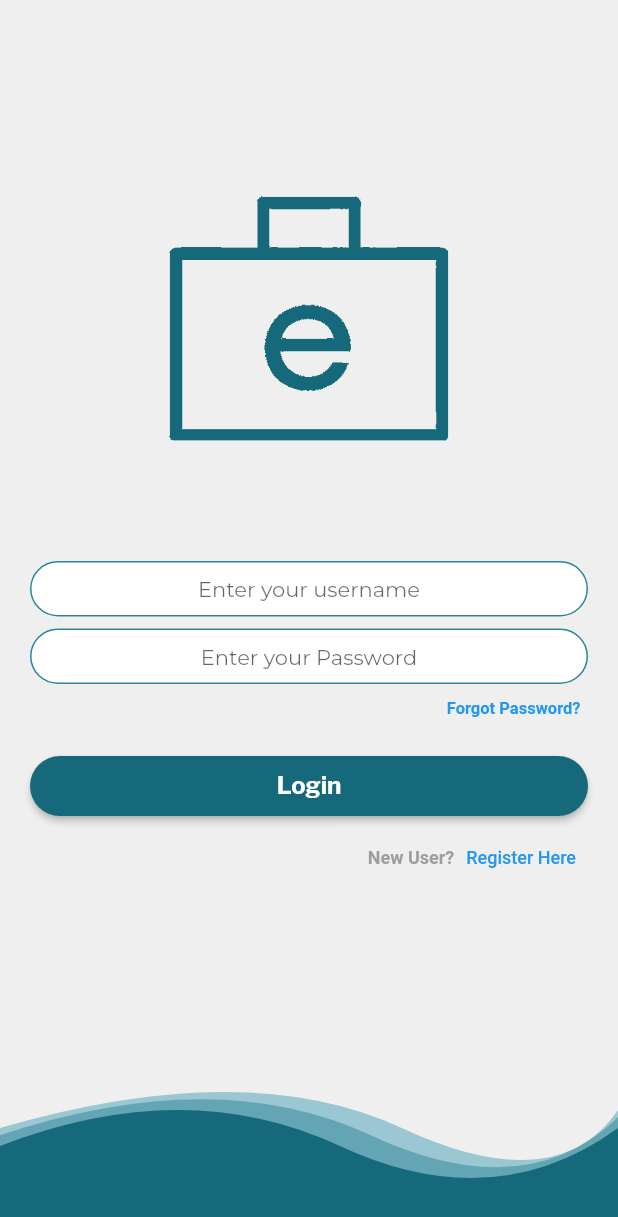
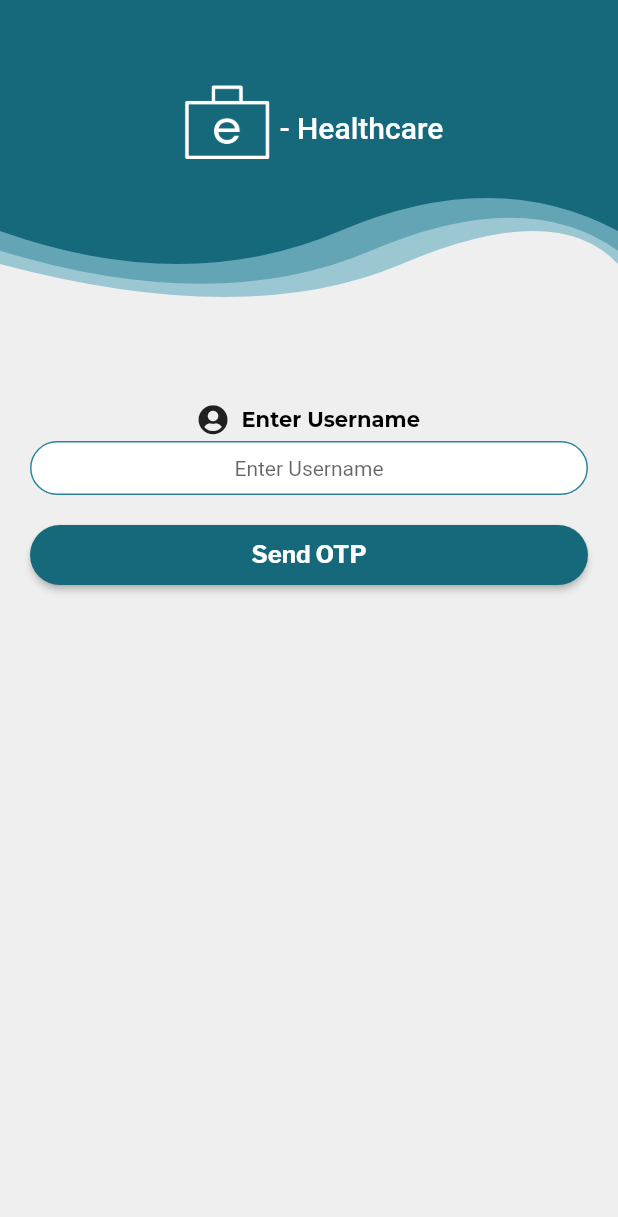
Before and after one commit to vasudevsall/e-healthcare-flutter, a Flutter app: the screen it shows after launch, after a tap on "Forgot Password?", on a phone screen of 412 x 824 dp. Shown: the top 1217 px of the screen. Run offline on Flutter 3.47's test engine with Material 2 defaults, Android fonts, the phone set to English and light mode, and no system bars; our stand-ins replace cookie_jar, dio, dio_cookie_manager, firebase_core, firebase_messaging, firebase_storage and 8 more; missing offline and left inert: agora_rtc_engine, draw_graph; accounts and stored records are empty; network calls fail.

Commit message:
Forgot password

```diff
--- /dev/null
+++ b/lib/screens/forgot_password.dart
@@ -0,0 +1,118 @@
+import 'package:e_healthcare/constants/constants.dart';
+import 'package:e_healthcare/screens/verify_otp.dart';
+import 'package:e_healthcare/services/login_service.dart';
+import 'package:e_healthcare/utilities/curve_painter.dart';
+import 'package:e_healthcare/widgets/RoundedButton.dart';
+import 'package:e_healthcare/widgets/custom_label_text_field.dart';
+import 'package:e_healthcare/widgets/logo.dart';
+import 'package:flutter/cupertino.dart';
+import 'package:flutter/material.dart';
+import 'package:font_awesome_flutter/font_awesome_flutter.dart';
+import 'package:modal_progress_hud/modal_progress_hud.dart';
+
+class ForgotPassword extends StatefulWidget {
+  @override
+  _ForgotPasswordState createState() => _ForgotPasswordState();
+}
+
+class _ForgotPasswordState extends State<ForgotPassword> {
+
+  String username = '';
+  String msg = '';
+  bool error = false;
+
+  bool _processing = false;
+
+  @override
+  Widget build(BuildContext context) {
+    return ModalProgressHUD(
+      inAsyncCall: _processing,
+      child: Scaffold(
+        body: Container(
+          color: kBackColor,
+          child: ListView(
+            padding: EdgeInsets.zero,
+            children: [
+              CustomPaint(
+                child: Container(
+                  padding: EdgeInsets.only(top: 50.0),
+                  height: 220.0,
+                  child: Column(
+                    mainAxisAlignment: MainAxisAlignment.start,
+                    children: [
+                      Logo(
+                        imageHeight: 70.0,
+                        fontSize: 20.0,
+                      ),
+                    ],
+                  ),
+                ),
+                painter: CurvePainter(reverse: true),
+              ),
+              Padding(
+                padding: EdgeInsets.all(20.0),
+                child: Column(
+                  crossAxisAlignment: CrossAxisAlignment.stretch,
+                  mainAxisSize: MainAxisSize.min,
+                  children: [
+                    Text(
+                      msg,
+                      style: TextStyle(
+                        fontSize: 12.0,
+                        color: (error)?Colors.redAccent:Colors.green,
+                        fontWeight: FontWeight.w500
+                      ),
+                      textAlign: TextAlign.center,
+                    ),
+                    SizedBox(height: 15.0,),
+                    CustomLabelTextField(
+                      validator: (value){},
+                      onChange: (newVal) {
+                        username = newVal;
+                      },
+                      labelText: 'Enter Username',
+                      hintText: 'Enter Username',
+                      iconData: FontAwesomeIcons.solidUserCircle,
+                    ),
+                    RoundedButton(
+                      onPressed: () async {
+                        if(username == '') {
+                          setState(() {
+                            msg = 'Please enter username to continue';
+                            error = true;
+                          });
+                        }
+                        setState(() {
+                          _processing = true;
+                        });
+                        try {
+                          LoginService loginService = LoginService();
+                          await loginService.sendOtp(username);
+                          setState(() {
+                            _processing = false;
+                          });
+                          Navigator.pushReplacement(context, MaterialPageRoute(builder: (context){
+                            return VerifyOtp(username: username);
+                          }));
+                        } catch(e) {
+                          setState(() {
+                            msg = e.response.data['message'];
+                            error = true;
+                            _processing = false;
+                          });
+                          print(e.response);
+                        }
+                      },
+                      color: kPrimaryColor,
+                      text: 'Send OTP',
+                    ),
+                  ],
+                ),
+              ),
+            ],
+          ),
+        ),
+      ),
+    );
+  }
+}
--- a/lib/screens/login_screen.dart
+++ b/lib/screens/login_screen.dart
@@ -1,4 +1,5 @@
 import 'package:e_healthcare/constants/constants.dart';
+import 'package:e_healthcare/screens/forgot_password.dart';
 import 'package:e_healthcare/services/login_service.dart';
 import 'package:e_healthcare/utilities/curve_painter.dart';
 import 'package:e_healthcare/utilities/route_helper.dart';
@@ -143,7 +144,9 @@ class _LoginScreenState extends State<LoginScreen> {
                             color: Colors.transparent,
                             child: InkWell(
                               onTap: () {
-                                // TODO: Link to Forgot Password Page
+                                Navigator.push(context, MaterialPageRoute(builder: (context) {
+                                  return ForgotPassword();
+                                }));
                               },
                               splashColor: Colors.lightBlueAccent.withOpacity(0.3),
                               child: Padding(
--- a/lib/services/login_service.dart
+++ b/lib/services/login_service.dart
@@ -9,6 +9,8 @@ class LoginService {
   String registerUrl = kURL + "/register";
   String passwordUrl = kURL + "/register/password";
   String logoutUrl = kURL + "/logout";
+  String forgotPassword = kURL + "/register/forgot";
+  String verifyOtp = kURL + "/register/verify/otp";
 
   Future<Response> verifyLogin() async{
     var dio = Dio();
@@ -128,4 +130,30 @@ class LoginService {
       ),
     );
   }
+
+  Future<Response> sendOtp(String username) async {
+    var dio = Dio();
+    dio.interceptors.add(await ServiceConstants.getCookieManager());
+    return await dio.get(forgotPassword+'?username=$username');
+  }
+
+  Future<Response> validateOtp(String username, int otp) async {
+    var dio = Dio();
+    dio.interceptors.add(await ServiceConstants.getCookieManager());
+
+    return await dio.post(verifyOtp+'?username=$username', data: otp);
+  }
+
+  Future<Response> forgotPassChange(String username, String password, String newPassword, String retype) async {
+    var dio = Dio();
+    dio.interceptors.add(await ServiceConstants.getCookieManager());
+
+    var formData = {
+      "password": password,
+      "newPassword": newPassword,
+      "retype": retype
+    };
+
+    return await dio.post(forgotPassword+'?username=$username', data: formData);
+  }
 }
```
Also changed, not shown: lib/screens/change_forgot_password.dart (added, +138 -0 lines), lib/screens/verify_otp.dart (added, +149 -0 lines).
